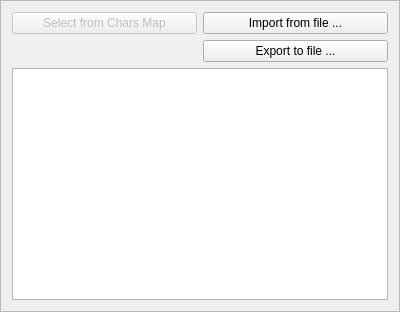
Qt form charactersframe.ui (andryblack/fontbuilder) before a commit.
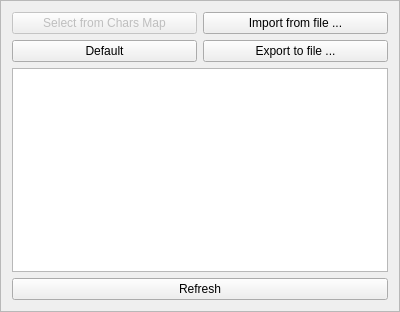
The same form after that commit.

Commit message: + filtering duplicates symbols in charset + FontConfig::defaultCharacters()

Patch:
```diff
--- a/charactersframe.ui
+++ b/charactersframe.ui
@@ -49,6 +49,13 @@
        </property>
       </widget>
      </item>
+     <item row="1" column="0">
+      <widget class="QPushButton" name="pushButtonDefault">
+       <property name="text">
+        <string>Default</string>
+       </property>
+      </widget>
+     </item>
     </layout>
    </item>
    <item>
@@ -58,6 +65,13 @@
      </property>
     </widget>
    </item>
+   <item>
+    <widget class="QPushButton" name="pushButtonRefresh">
+     <property name="text">
+      <string>Refresh</string>
+     </property>
+    </widget>
+   </item>
   </layout>
  </widget>
  <resources/>
```
The commit also changes 4 other files.
